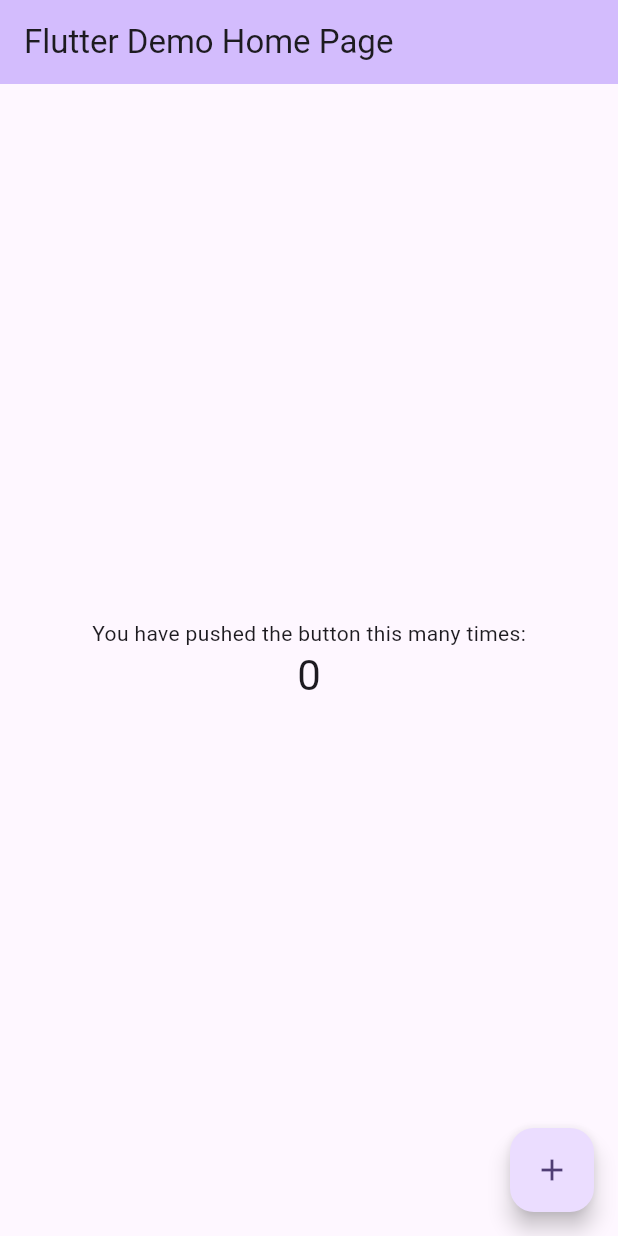
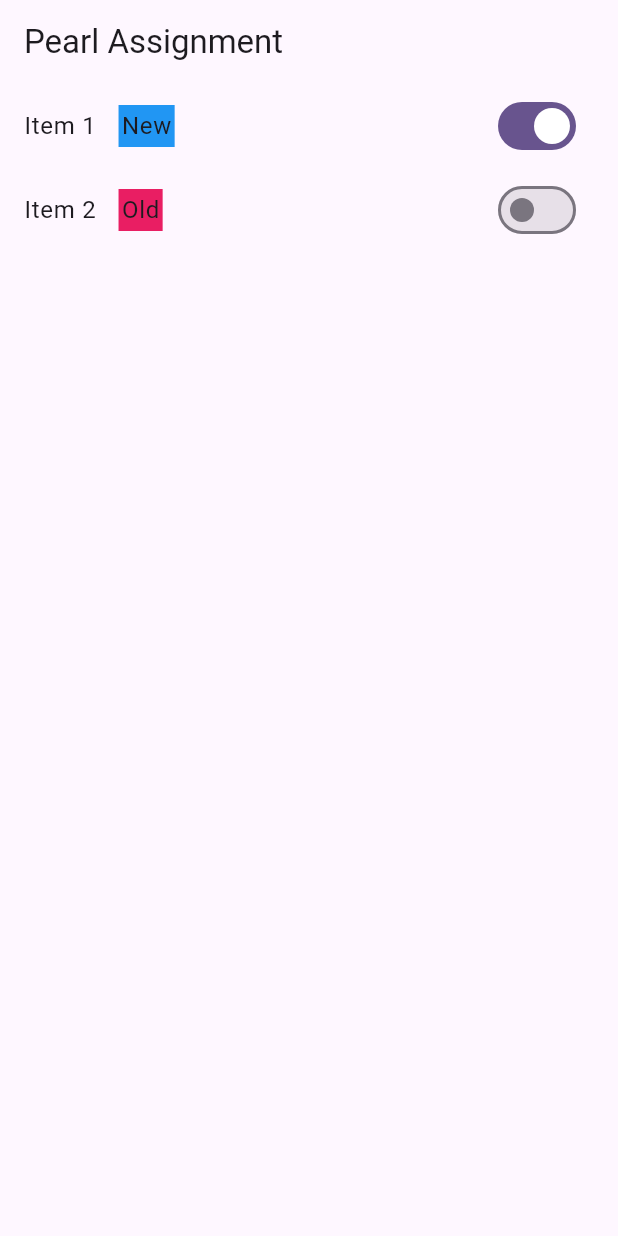
Before and after one commit to AbhijithKonnayil/pearl, a Flutter app: the screen it shows after launch, on a phone screen of 412 x 824 dp. Run offline on Flutter 3.47's test engine with Material 3 defaults, Android fonts, the phone set to English and light mode, and no system bars; our stand-ins replace bloc, flutter_bloc.

Commit message:
add block

```diff
--- /dev/null
+++ b/lib/Item.dart
@@ -0,0 +1,38 @@
+import 'package:flutter/material.dart';
+
+enum Tag { New, Old, Hot }
+
+Map<Tag, Color> tagColor = {
+  Tag.Hot: Colors.red,
+  Tag.New: Colors.blue,
+  Tag.Old: Colors.pink,
+};
+
+class Item {
+  final String title;
+  bool isFav;
+  DateTime timestamp;
+  Tag tag;
+
+  Item({
+    required this.title,
+    this.isFav = false,
+    DateTime? timestamp,
+    this.tag = Tag.New,
+  }) : timestamp = timestamp ?? DateTime.now();
+
+  Item.fromJson(Map<String, dynamic> json)
+    : title = json['title'],
+      isFav = json['isFav'] ?? false,
+      timestamp = DateTime.parse(json['timestamp']),
+      tag = Tag.values.byName(json['tag']);
+
+  Map<String, dynamic> toJson() {
+    return {
+      'title': title,
+      'isFav': isFav,
+      'timestamp': timestamp.toIso8601String(),
+      'tag': tag.name,
+    };
+  }
+}
--- /dev/null
+++ b/lib/bloc/bloc_bloc.dart
@@ -0,0 +1,47 @@
+import 'package:bloc/bloc.dart';
+import 'package:meta/meta.dart';
+import 'package:pearl/Item.dart';
+
+part 'bloc_event.dart';
+part 'bloc_state.dart';
+
+class BlocBloc extends Bloc<BlocEvent, BlocState> {
+  BlocBloc() : super(BlocInitial()) {
+    on<LoadItems>((event, emit) async {
+      emit(BlocLoading());
+      List<Item> items = await apiCall();
+      emit(BlocSuccess(items));
+    });
+  }
+
+  apiCall() async {
+    try {
+      final response = await mockApi();
+      List<Item> items = response
+          .map<Item>((json) => Item.fromJson(json))
+          .toList();
+      return items;
+    } catch (e) {
+      print('Error fetching items: $e');
+    }
+  }
+
+  mockApi() async {
+    // Simulate an API call
+    await Future.delayed(const Duration(seconds: 2));
+    return [
+      {
+        'title': 'Item 1',
+        'isFav': true,
+        'timestamp': '2023-10-01T12:00:00Z',
+        'tag': 'New',
+      },
+      {
+        'title': 'Item 2',
+        'isFav': false,
+        'timestamp': '2023-10-02T12:00:00Z',
+        'tag': 'Old',
+      },
+    ];
+  }
+}
--- /dev/null
+++ b/lib/bloc/bloc_event.dart
@@ -0,0 +1,6 @@
+part of 'bloc_bloc.dart';
+
+@immutable
+sealed class BlocEvent {}
+
+final class LoadItems extends BlocEvent {}
--- /dev/null
+++ b/lib/bloc/bloc_state.dart
@@ -0,0 +1,15 @@
+part of 'bloc_bloc.dart';
+
+@immutable
+sealed class BlocState {}
+
+final class BlocInitial extends BlocState {}
+
+final class BlocLoading extends BlocState {}
+
+final class BlocSuccess extends BlocState {
+  final List<Item> item;
+  BlocSuccess(this.item);
+}
+
+final class BlocFailed extends BlocState {}
--- a/lib/main.dart
+++ b/lib/main.dart
@@ -1,4 +1,7 @@
 import 'package:flutter/material.dart';
+import 'package:flutter_bloc/flutter_bloc.dart';
+import 'package:pearl/Item.dart';
+import 'package:pearl/bloc/bloc_bloc.dart';
 
 void main() {
   runApp(const MyApp());
@@ -30,93 +33,70 @@ class MyApp extends StatelessWidget {
         // tested with just a hot reload.
         colorScheme: ColorScheme.fromSeed(seedColor: Colors.deepPurple),
       ),
-      home: const MyHomePage(title: 'Flutter Demo Home Page'),
+      home: BlocProvider(
+        create: (context) => BlocBloc(),
+        child: const MyHomePage(),
+      ),
     );
   }
 }
 
 class MyHomePage extends StatefulWidget {
-  const MyHomePage({super.key, required this.title});
-
-  // This widget is the home page of your application. It is stateful, meaning
-  // that it has a State object (defined below) that contains fields that affect
-  // how it looks.
-
-  // This class is the configuration for the state. It holds the values (in this
-  // case the title) provided by the parent (in this case the App widget) and
-  // used by the build method of the State. Fields in a Widget subclass are
-  // always marked "final".
-
-  final String title;
+  const MyHomePage({super.key});
 
   @override
   State<MyHomePage> createState() => _MyHomePageState();
 }
 
 class _MyHomePageState extends State<MyHomePage> {
-  int _counter = 0;
-
-  void _incrementCounter() {
-    setState(() {
-      // This call to setState tells the Flutter framework that something has
-      // changed in this State, which causes it to rerun the build method below
-      // so that the display can reflect the updated values. If we changed
-      // _counter without calling setState(), then the build method would not be
-      // called again, and so nothing would appear to happen.
-      _counter++;
-    });
+  @override
+  void initState() {
+    super.initState();
+    BlocProvider.of<BlocBloc>(context).add(LoadItems());
   }
 
   @override
   Widget build(BuildContext context) {
-    // This method is rerun every time setState is called, for instance as done
-    // by the _incrementCounter method above.
-    //
-    // The Flutter framework has been optimized to make rerunning build methods
-    // fast, so that you can just rebuild anything that needs updating rather
-    // than having to individually change instances of widgets.
     return Scaffold(
-      appBar: AppBar(
-        // TRY THIS: Try changing the color here to a specific color (to
-        // Colors.amber, perhaps?) and trigger a hot reload to see the AppBar
-        // change color while the other colors stay the same.
-        backgroundColor: Theme.of(context).colorScheme.inversePrimary,
-        // Here we take the value from the MyHomePage object that was created by
-        // the App.build method, and use it to set our appbar title.
-        title: Text(widget.title),
+      appBar: AppBar(title: Text("Pearl Assignment")),
+      body: BlocBuilder<BlocBloc, BlocState>(
+        builder: (context, state) {
+          if (state is BlocFailed) {
+            return Container(child: Text("error"));
+          } else if (state is BlocLoading)
+            return Center(child: CircularProgressIndicator());
+          else if (state is BlocSuccess) {
+            return ListView.builder(
+              itemCount: state.item.length,
+              itemBuilder: (c, i) {
+                Item item = state.item[i];
+                return ListTile(
+                  title: Row(
+                    children: [
+                      Text(item.title),
+                      SizedBox(width: 15),
+                      Container(
+                        padding: EdgeInsets.all(2),
+                        child: Text(item.tag.name),
+                        color: tagColor[item.tag],
+                      ),
+                    ],
+                  ),
+                  trailing: Switch(
+                    value: item.isFav,
+                    onChanged: (value) {
+                      setState(() {
+                        item.isFav = value;
+                      });
+                    },
+                  ),
+                );
+              },
+            );
+          }
+          return Container();
+        },
       ),
-      body: Center(
-        // Center is a layout widget. It takes a single child and positions it
-        // in the middle of the parent.
-        child: Column(
-          // Column is also a layout widget. It takes a list of children and
-          // arranges them vertically. By default, it sizes itself to fit its
-          // children horizontally, and tries to be as tall as its parent.
-          //
-          // Column has various properties to control how it sizes itself and
-          // how it positions its children. Here we use mainAxisAlignment to
-          // center the children vertically; the main axis here is the vertical
-          // axis because Columns are vertical (the cross axis would be
-          // horizontal).
-          //
-          // TRY THIS: Invoke "debug painting" (choose the "Toggle Debug Paint"
-          // action in the IDE, or press "p" in the console), to see the
-          // wireframe for each widget.
-          mainAxisAlignment: MainAxisAlignment.center,
-          children: <Widget>[
-            const Text('You have pushed the button this many times:'),
-            Text(
-              '$_counter',
-              style: Theme.of(context).textTheme.headlineMedium,
-            ),
-          ],
-        ),
-      ),
-      floatingActionButton: FloatingActionButton(
-        onPressed: _incrementCounter,
-        tooltip: 'Increment',
-        child: const Icon(Icons.add),
-      ), // This trailing comma makes auto-formatting nicer for build methods.
     );
   }
 }
--- a/pubspec.yaml
+++ b/pubspec.yaml
@@ -34,6 +34,8 @@ dependencies:
   # The following adds the Cupertino Icons font to your application.
   # Use with the CupertinoIcons class for iOS style icons.
   cupertino_icons: ^1.0.8
+  flutter_bloc: ^9.1.1
+  shared_preferences: ^2.5.3
 
 dev_dependencies:
   flutter_test:
```
Also changed, not shown: pubspec.lock, 1 other file.
